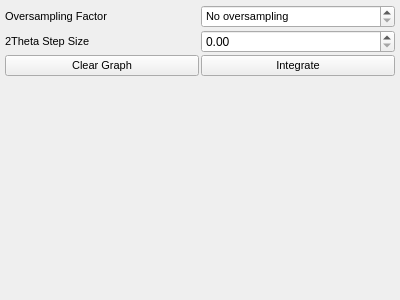
Above: source/qxrdintegratordialog.ui from guyjennings/qxrd before the change. Below: the same form after it.
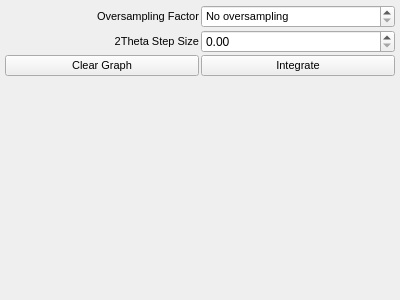
That is the form after the change. Custom widgets are drawn as their Qt base class.

Commit message: Right aligned some text labels, rearranged masking dialog

What changed in the file:
```diff
--- a/source/qxrdintegratordialog.ui
+++ b/source/qxrdintegratordialog.ui
@@ -55,6 +55,9 @@
      <property name="text">
       <string>Oversampling Factor</string>
      </property>
+     <property name="alignment">
+      <set>Qt::AlignRight|Qt::AlignTrailing|Qt::AlignVCenter</set>
+     </property>
     </widget>
    </item>
    <item row="0" column="1">
@@ -103,6 +106,9 @@
      <property name="text">
       <string>2Theta Step Size</string>
      </property>
+     <property name="alignment">
+      <set>Qt::AlignRight|Qt::AlignTrailing|Qt::AlignVCenter</set>
+     </property>
     </widget>
    </item>
   </layout>
```
The commit also changes 3 other files.
